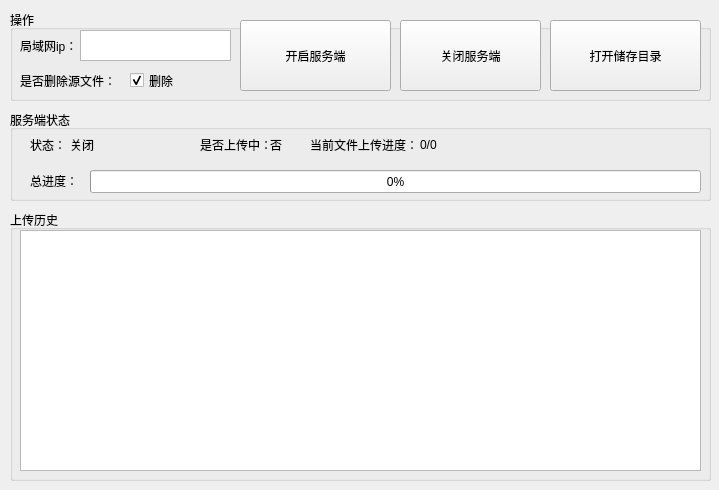
Old version of the form form.ui in the repository a2824256/Python-Tcp-Upload-Server.
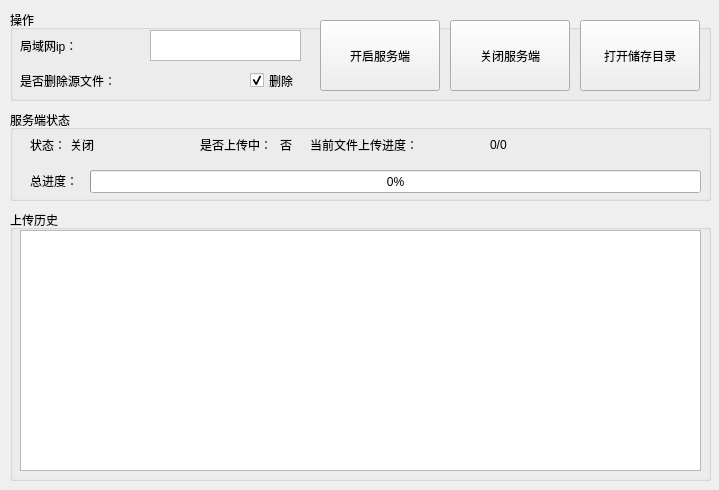
New version of the form.

Commit message: 【update】 1. update screenshot image

```diff
--- a/form.ui
+++ b/form.ui
@@ -80,9 +80,9 @@
    <widget class="QLabel" name="uploadStatusLabel">
     <property name="geometry">
      <rect>
-      <x>260</x>
+      <x>270</x>
       <y>20</y>
-      <width>21</width>
+      <width>16</width>
       <height>30</height>
      </rect>
     </property>
@@ -93,9 +93,9 @@
    <widget class="QLabel" name="uploadProgressLabel">
     <property name="geometry">
      <rect>
-      <x>410</x>
+      <x>480</x>
       <y>20</y>
-      <width>281</width>
+      <width>211</width>
       <height>30</height>
      </rect>
     </property>
@@ -145,9 +145,9 @@
    <widget class="QPushButton" name="startServerButton">
     <property name="geometry">
      <rect>
-      <x>230</x>
+      <x>310</x>
       <y>10</y>
-      <width>151</width>
+      <width>120</width>
       <height>71</height>
      </rect>
     </property>
@@ -158,9 +158,9 @@
    <widget class="QPushButton" name="closeServerButton">
     <property name="geometry">
      <rect>
-      <x>390</x>
+      <x>440</x>
       <y>10</y>
-      <width>141</width>
+      <width>120</width>
       <height>71</height>
      </rect>
     </property>
@@ -171,9 +171,9 @@
    <widget class="QPushButton" name="openFileManagerButton">
     <property name="geometry">
      <rect>
-      <x>540</x>
+      <x>570</x>
       <y>10</y>
-      <width>151</width>
+      <width>120</width>
       <height>71</height>
      </rect>
     </property>
@@ -184,7 +184,7 @@
    <widget class="QTextEdit" name="ipBox">
     <property name="geometry">
      <rect>
-      <x>70</x>
+      <x>140</x>
       <y>20</y>
       <width>151</width>
       <height>31</height>
@@ -207,9 +207,9 @@
    <widget class="QCheckBox" name="checkBox">
     <property name="geometry">
      <rect>
-      <x>120</x>
+      <x>240</x>
       <y>50</y>
-      <width>71</width>
+      <width>51</width>
       <height>41</height>
      </rect>
     </property>
```
The commit also changes 2 other files.
